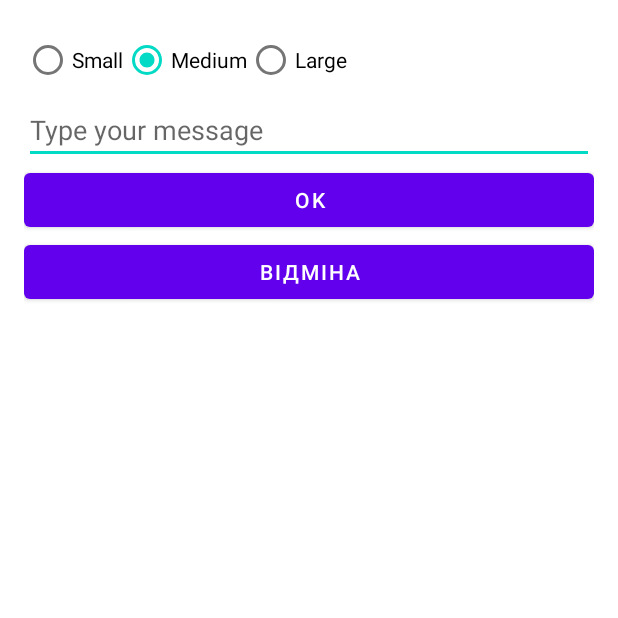
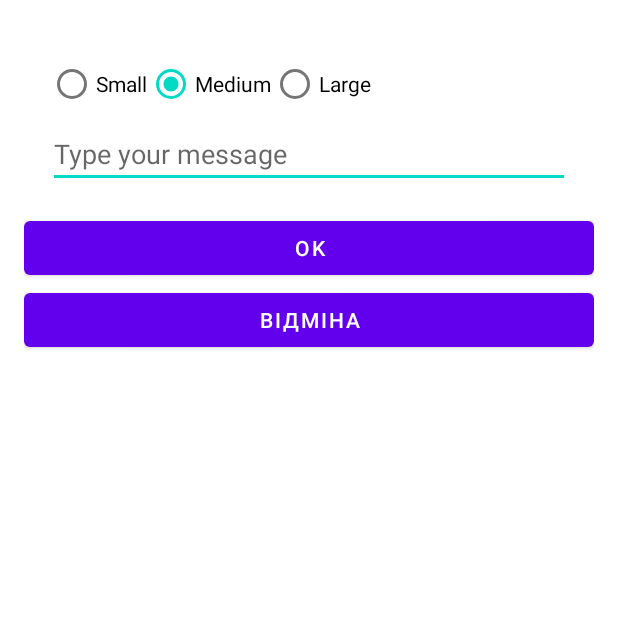
Before and after one commit to Secret333Boy/android-labs, an Android app: the screen it shows after launch (MainActivity), after a tap on "OK", on a phone screen of 412 x 824 dp, the top half of it. Run offline under Robolectric (Android 15) with nearby library versions, the light colour scheme and no system bars.

Commit message:
Lab2 - input fragment

```diff
--- /dev/null
+++ b/app/src/main/java/edu/kpi/android/labs/InputFragment.java
@@ -0,0 +1,50 @@
+package edu.kpi.android.labs;
+
+import android.os.Bundle;
+import android.view.LayoutInflater;
+import android.view.View;
+import android.view.ViewGroup;
+import android.widget.EditText;
+import android.widget.RadioButton;
+import android.widget.RadioGroup;
+import androidx.annotation.NonNull;
+import androidx.annotation.Nullable;
+import androidx.fragment.app.Fragment;
+
+public class InputFragment extends Fragment {
+
+    private RadioButton fontSizeSmall;
+    private RadioButton fontSizeMedium;
+    private RadioButton fontSizeLarge;
+    private EditText messageInput;
+
+    @Nullable
+    @Override
+    public View onCreateView(@NonNull LayoutInflater inflater, @Nullable ViewGroup container, @Nullable Bundle savedInstanceState) {
+        View rootView = inflater.inflate(R.layout.input, container, false);
+
+        fontSizeSmall = rootView.findViewById(R.id.font_size_small);
+        fontSizeMedium = rootView.findViewById(R.id.font_size_medium);
+        fontSizeLarge = rootView.findViewById(R.id.font_size_large);
+        messageInput = rootView.findViewById(R.id.message_input);
+
+        fontSizeMedium.setChecked(true);
+
+        return rootView;
+    }
+
+    public int getSelectedFontSize() {
+        if (fontSizeSmall.isChecked()) return 16;
+        else if (fontSizeMedium.isChecked()) return 32;
+        else if (fontSizeLarge.isChecked()) return 64;
+        else return 0;
+    }
+
+    public String getMessageText() {
+        return messageInput.getText().toString();
+    }
+
+    public void clearText() {
+        messageInput.setText("");
+    }
+}
--- a/app/src/main/java/edu/kpi/android/labs/MainActivity.java
+++ b/app/src/main/java/edu/kpi/android/labs/MainActivity.java
@@ -5,13 +5,12 @@ import android.graphics.Typeface;
 import android.os.Bundle;
 import android.view.Gravity;
 import android.widget.Button;
-import android.widget.EditText;
 import android.widget.RadioButton;
-import android.widget.RadioGroup;
 import android.widget.TextView;
 import android.widget.Toast;
 
 import androidx.appcompat.app.AppCompatActivity;
+import androidx.fragment.app.FragmentManager;
 
 import java.util.HashMap;
 import java.util.Map;
@@ -26,9 +25,7 @@ public class MainActivity extends AppCompatActivity {
         fontMap.put("Large", 64);
     }
 
-    private EditText messageInput;
     private TextView messageOutput;
-    private RadioGroup fontSizesGroup;
     private RadioButton selectedFontButton;
 
     @Override
@@ -36,30 +33,25 @@ public class MainActivity extends AppCompatActivity {
         super.onCreate(savedInstanceState);
         setContentView(R.layout.activity_main);
 
-        messageInput = findViewById(R.id.message_input);
+        FragmentManager fragmentManager = getSupportFragmentManager();
+
+        InputFragment inputFragment = new InputFragment();
+        fragmentManager.beginTransaction().add(R.id.input_container, inputFragment).commit();
+
         messageOutput = findViewById(R.id.message_output);
-        fontSizesGroup = findViewById(R.id.font_sizes_group);
 
         Button okButton = findViewById(R.id.ok_button);
         Button cancelButton = findViewById(R.id.cancel_button);
 
         okButton.setOnClickListener(v -> {
-            int selectedId = fontSizesGroup.getCheckedRadioButtonId();
-            if (selectedId == -1) {
-                showToast("Виберіть розмір шрифту");
-                return;
-            }
-
-            if (messageInput.getText().toString().length() == 0) {
+            String message = inputFragment.getMessageText();
+            if (message.length() == 0) {
                 showToast("Наберіть, будь-ласка, повідомлення");
                 return;
             }
 
-            selectedFontButton = findViewById(selectedId);
             try {
-                int fontSize = fontMap.get(selectedFontButton.getText().toString());
-
-                String message = messageInput.getText().toString();
+                int fontSize = inputFragment.getSelectedFontSize();
 
                 messageOutput.setText(message);
                 messageOutput.setTextSize(fontSize);
@@ -70,7 +62,7 @@ public class MainActivity extends AppCompatActivity {
         });
 
         cancelButton.setOnClickListener(v -> {
-            messageInput.setText("");
+            inputFragment.clearText();
             messageOutput.setText("");
         });
     }
--- a/app/src/main/res/layout/activity_main.xml
+++ b/app/src/main/res/layout/activity_main.xml
@@ -5,38 +5,12 @@
     android:orientation="vertical"
     android:padding="16dp">
 
-    <RadioGroup
-        android:id="@+id/font_sizes_group"
+    <FrameLayout
+        android:id="@+id/input_container"
         android:layout_width="match_parent"
-        android:layout_height="wrap_content"
-        android:orientation="horizontal">
+        android:layout_height="wrap_content">
 
-        <RadioButton
-            android:id="@+id/font_size_small"
-            android:layout_width="wrap_content"
-            android:layout_height="wrap_content"
-            android:text="Small" />
-
-        <RadioButton
-            android:id="@+id/font_size_medium"
-            android:layout_width="wrap_content"
-            android:layout_height="wrap_content"
-            android:checked="true"
-            android:text="Medium" />
-
-        <RadioButton
-            android:id="@+id/font_size_large"
-            android:layout_width="wrap_content"
-            android:layout_height="wrap_content"
-            android:text="Large" />
-
-    </RadioGroup>
-
-    <EditText
-        android:id="@+id/message_input"
-        android:layout_width="match_parent"
-        android:layout_height="wrap_content"
-        android:hint="Type your message" />
+    </FrameLayout>
 
     <Button
         android:id="@+id/ok_button"
--- /dev/null
+++ b/app/src/main/res/layout/input.xml
@@ -0,0 +1,45 @@
+<?xml version="1.0" encoding="utf-8"?>
+<androidx.constraintlayout.widget.ConstraintLayout xmlns:android="http://schemas.android.com/apk/res/android"
+    android:layout_width="match_parent"
+    android:layout_height="match_parent">
+
+    <LinearLayout
+        android:layout_width="match_parent"
+        android:layout_height="match_parent"
+        android:orientation="vertical"
+        android:padding="16dp">
+
+        <RadioGroup
+            android:id="@+id/font_sizes_group"
+            android:layout_width="match_parent"
+            android:layout_height="wrap_content"
+            android:orientation="horizontal">
+
+            <RadioButton
+                android:id="@+id/font_size_small"
+                android:layout_width="wrap_content"
+                android:layout_height="wrap_content"
+                android:text="Small" />
+
+            <RadioButton
+                android:id="@+id/font_size_medium"
+                android:layout_width="wrap_content"
+                android:layout_height="wrap_content"
+                android:checked="true"
+                android:text="Medium" />
+
+            <RadioButton
+                android:id="@+id/font_size_large"
+                android:layout_width="wrap_content"
+                android:layout_height="wrap_content"
+                android:text="Large" />
+
+        </RadioGroup>
+
+        <EditText
+            android:id="@+id/message_input"
+            android:layout_width="match_parent"
+            android:layout_height="wrap_content"
+            android:hint="Type your message" />
+    </LinearLayout>
+</androidx.constraintlayout.widget.ConstraintLayout>
```
Also changed, not shown: app/src/main/res/layout/cancel.xml (added, +13 -0 lines), app/src/main/res/layout/output.xml (added, +15 -0 lines).
